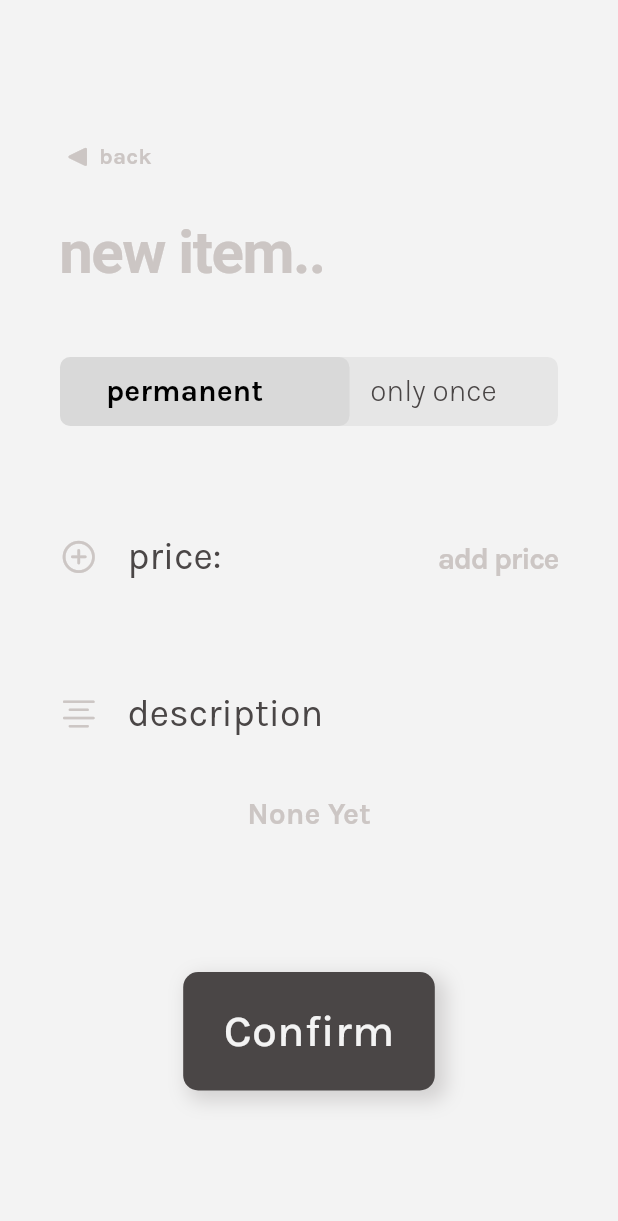
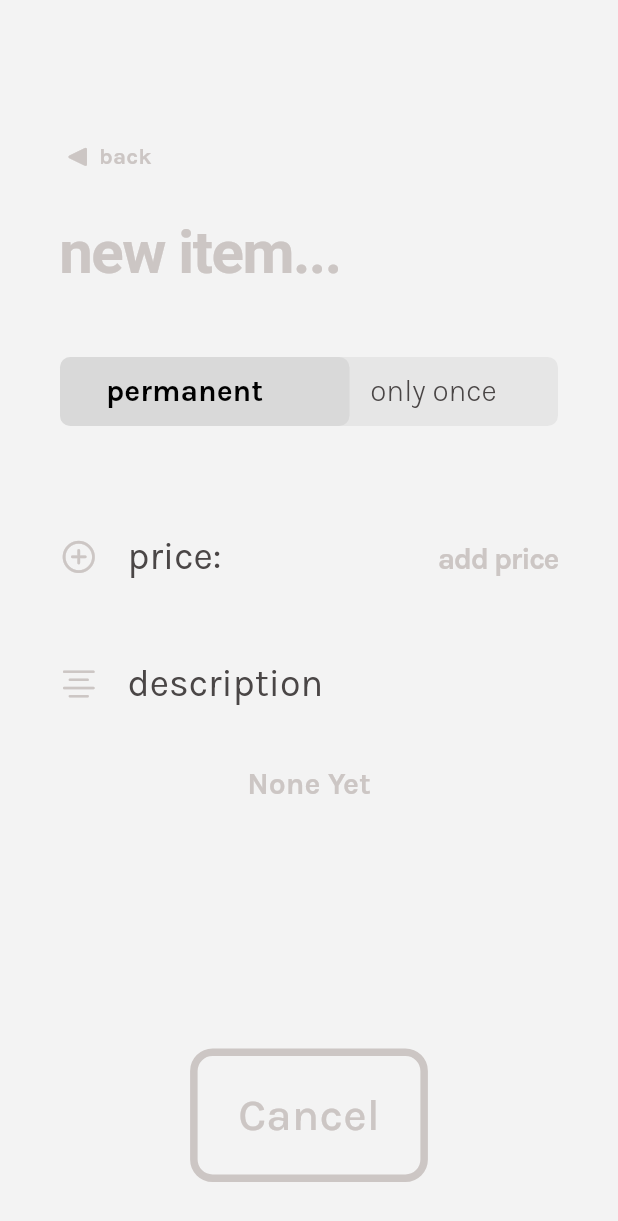
Before and after one commit to iloveproggen/relatee-frontend, a Flutter app: the NewShopItem screen opened directly, on a phone screen of 412 x 824 dp. Shown: the top 1221 px of the screen. Run offline on Flutter 3.47's test engine with Material 3 defaults, Android fonts, the phone set to English and light mode, and no system bars; our stand-ins replace flutter_svg, get; Roboto replaces fonts that are missing (Sedan).

Commit message:
Update Create_New_ShopItem.dart

```diff
--- a/frontend_v1/lib/Create_New_ShopItem.dart
+++ b/frontend_v1/lib/Create_New_ShopItem.dart
@@ -29,8 +29,9 @@ class MainWidget extends StatelessWidget {
   }
 }
 
-class NewShopItem extends StatelessWidget {
+class NewShopItem extends StatefulWidget {
   const NewShopItem({super.key});
+
 
   static Route<dynamic> route() {
     return CupertinoPageRoute(
@@ -41,41 +42,53 @@ class NewShopItem extends StatelessWidget {
   }
 
   @override
-  Widget build(BuildContext context) {
-    return const Scaffold(
-      backgroundColor: Color.fromARGB(255, 243, 243, 243),
-      body: SingleChildScrollView(
-        child: Padding(
-          padding: EdgeInsets.only(top: 80, left: 40, right: 40),
-          child: Column(
-            children: [
-              BackIconRow(),
-              CustomTextField(),
-              SliderWidget(),
-              Price(),
-              AddDescription(),
-              ConfirmButton(),
-            ],
-          ),
-        ),
-      ),
-    );
-  }
+  State<NewShopItem> createState() => _NewShopItemState();
 }
 
-class CustomTextField extends StatelessWidget {
-  const CustomTextField({super.key});
+class _NewShopItemState extends State<NewShopItem> {
+
+  TextEditingController taskName = TextEditingController();
+  TextEditingController taskPrice = TextEditingController();
+
+    bool required = false;
+
+    void _updateRequired() {
+    setState(() {
+      required = _checkInputs(); // Update required based on inputs
+    });
+  }
+
+  bool _checkInputs() {
+    return taskName.text.isNotEmpty && taskPrice.text.isNotEmpty;
+  }
+
+  @override
+  void initState() {
+    super.initState();
+    // Add listener to text controllers to update required variable
+    taskName.addListener(_updateRequired);
+    taskPrice.addListener(_updateRequired);
+  }
 
   @override
   Widget build(BuildContext context) {
-    return Align(
+    return Scaffold(
+      backgroundColor: const Color.fromARGB(255, 243, 243, 243),
+      body: SingleChildScrollView(
+        child: Padding(
+          padding: const EdgeInsets.only(top: 80, left: 40, right: 40),
+          child: Column(
+            children: [
+              const BackIconRow(),
+              Align(
                 alignment: Alignment.topLeft,
                 child: Form(
                   child: Column(
-          children: <Widget>[
-            TextFormField(
+                    children: [
+                      TextField(
+                        controller: taskName,
                         decoration: const InputDecoration.collapsed(
-                hintText: 'new item..',
+                          hintText: 'new item...',
                           hintStyle: TextStyle(
                             fontWeight: FontWeight.bold,
                             fontFamily: "Sedan",
@@ -92,16 +105,9 @@ class CustomTextField extends StatelessWidget {
                     ],
                   ),
                 ),
-    );
-  }
-}
-
-class Price extends StatelessWidget {
-  const Price({super.key});
-
-  @override
-  Widget build(BuildContext context) {
-    return Padding(
+              ),
+              const SliderWidget(),
+              Padding(
                 padding: const EdgeInsets.only(top: 60, bottom: 20),
                 child: Row(
                   crossAxisAlignment: CrossAxisAlignment.center,
@@ -119,11 +125,15 @@ class Price extends StatelessWidget {
                     Expanded(
                       child: TextField(
                         textAlign: TextAlign.end,
-              inputFormatters: [FilteringTextInputFormatter.digitsOnly],
+                        controller: taskPrice,
+                        inputFormatters: [
+                          FilteringTextInputFormatter.digitsOnly
+                        ],
                         decoration: const InputDecoration(
                             hintText: "add price",
                             hintStyle: TextStyle(
-                      color: Color.fromARGB(255, 204, 198, 196), fontSize: 20),
+                                color: Color.fromARGB(255, 204, 198, 196),
+                                fontSize: 20),
                             border: InputBorder.none),
                         style: const TextStyle(
                             color: Color.fromARGB(255, 74, 70, 70),
@@ -132,6 +142,66 @@ class Price extends StatelessWidget {
                       ),
                     ),
                   ],
+                ),
+              ),
+              const AddDescription(),
+              Padding(
+                padding: const EdgeInsets.only(top:80),
+                child: Container(
+                    decoration: required
+                    ?const BoxDecoration(
+                        borderRadius: BorderRadius.all(Radius.circular(10)),
+                        color: Color.fromARGB(255, 74, 70, 70),
+                        boxShadow: [
+                          BoxShadow(
+                            color: Color.fromARGB(61, 109, 103, 103),
+                            offset: Offset(5.0, 5.0),
+                            blurRadius: 10.0,
+                            spreadRadius: 2.0,
+                          )
+                        ])
+                    :BoxDecoration(
+                        borderRadius: const BorderRadius.all(Radius.circular(10)),
+                        border: Border.all(
+                          strokeAlign: BorderSide.strokeAlignOutside,
+                          width: 5,
+                          color: const Color.fromARGB(255, 204, 198, 196)
+                        ),
+                        color: const Color.fromARGB(255, 243, 243, 243),),
+                    child: TextButton(
+                      onPressed: () {
+                        if (required == false) {
+                          Navigator.of(context).push(ShopView.route());
+                        } else {
+                          //implement here: add shopitem to shop
+                          Navigator.of(context).push(ShopView.route());
+                        }
+                      },
+                      child: Padding(
+                        padding: const EdgeInsets.only(
+                            top: 10, bottom: 10, left: 15, right: 15),
+                        child: Text(
+                          required
+                              ? "Confirm"
+                              : "Cancel",
+                          style: required
+                              ? const TextStyle(
+                                  color: Color.fromARGB(255, 243, 243, 243),
+                                  fontFamily: "Karla",
+                                  fontSize: 30,
+                                )
+                              : const TextStyle(
+                                  color:  Color.fromARGB(255, 204, 198, 196),
+                                  fontFamily: "Karla",
+                                  fontSize: 30,
+                                ),
+                        ),
+                      ),
+                    )),
+              ),
+            ],
+          ),
+        ),
       ),
     );
   }
@@ -234,7 +304,7 @@ class AddDescription extends StatelessWidget {
     return const Column(
       children: [
         Padding(
-          padding: EdgeInsets.only(top: 40), // Fügt Padding um das Text-Widget
+          padding: EdgeInsets.only(top: 20), // Fügt Padding um das Text-Widget
           child: Row(
             mainAxisAlignment: MainAxisAlignment.start,
             children: [
@@ -255,6 +325,7 @@ class AddDescription extends StatelessWidget {
         Padding(
           padding: EdgeInsets.only(top: 20), // Fügt Padding um das Text-Widget
           child: TextField(
+            maxLines: 3,
             textAlign: TextAlign.center,
             decoration: InputDecoration(
                 hintText: 'None Yet',
@@ -273,41 +344,3 @@ class AddDescription extends StatelessWidget {
     );
   }
 }
-
-class ConfirmButton extends StatelessWidget {
-  const ConfirmButton({super.key});
-
-  @override
-  Widget build(BuildContext context) {
-    return Padding(
-      padding: const EdgeInsets.all(80),
-      child: Container(
-          decoration: const BoxDecoration(
-              borderRadius: BorderRadius.all(Radius.circular(10)),
-              color:  Color.fromARGB(255, 74, 70, 70),
-              boxShadow: [
-                BoxShadow(
-                  color: Color.fromARGB(61, 109, 103, 103),
-                  offset: Offset(5.0, 5.0),
-                  blurRadius: 10.0,
-                  spreadRadius: 2.0,
-                )
-              ]),
-          child: TextButton(
-            onPressed: (){
-              Navigator.of(context).push(ShopView.route());
-            },
-            child: const Padding(
-              padding: EdgeInsets.only(top: 10, bottom: 10, left: 15, right: 15),
-              child: Text(
-                "Confirm",
-                style: TextStyle(
-                    color: Color.fromARGB(255, 243, 243, 243),
-                    fontFamily: "Karla",
-                    fontSize: 30),
-              ),
-            ),
-          )),
-    );
-  }
-}
```
Lines whose indentation alone changed are shown as unchanged.
